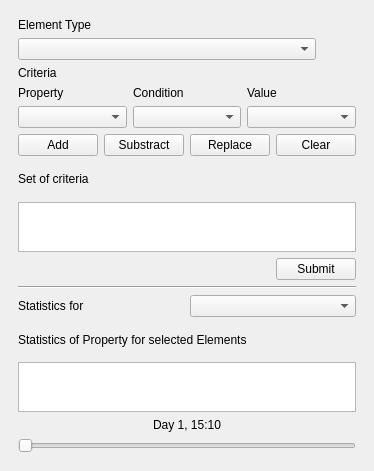
First picture: the form in ui/qgisred_queriesbyattributes_dock.ui, repository qgisred/QGISRed, before the edit.
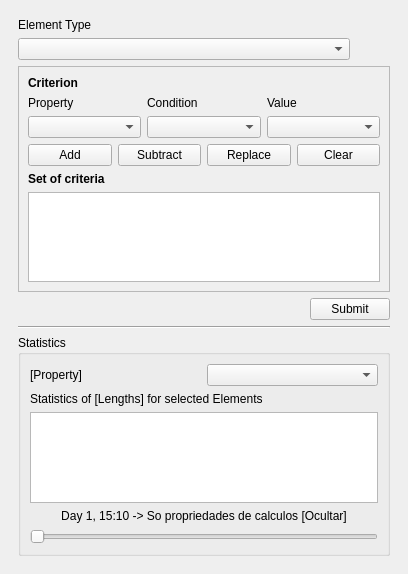
Second picture: the form after the edit. Custom widgets are drawn as their Qt base class.

What changed in the file:
```diff
--- a/ui/qgisred_queriesbyattributes_dock.ui
+++ b/ui/qgisred_queriesbyattributes_dock.ui
@@ -6,10 +6,16 @@
    <rect>
     <x>0</x>
     <y>0</y>
-    <width>374</width>
-    <height>471</height>
+    <width>408</width>
+    <height>574</height>
    </rect>
   </property>
+  <property name="sizePolicy">
+   <sizepolicy hsizetype="Fixed" vsizetype="Preferred">
+    <horstretch>0</horstretch>
+    <verstretch>0</verstretch>
+   </sizepolicy>
+  </property>
   <property name="windowTitle">
    <string>Queries by Attributes</string>
   </property>
@@ -28,8 +34,8 @@
         <rect>
          <x>0</x>
          <y>0</y>
-         <width>356</width>
-         <height>431</height>
+         <width>390</width>
+         <height>534</height>
         </rect>
        </property>
        <layout class="QVBoxLayout" name="verticalLayout">
@@ -67,9 +73,26 @@
          </layout>
         </item>
         <item>
+         <widget class="QFrame" name="frame">
+          <property name="frameShape">
+           <enum>QFrame::StyledPanel</enum>
+          </property>
+          <property name="frameShadow">
+           <enum>QFrame::Sunken</enum>
+          </property>
+          <layout class="QVBoxLayout" name="verticalLayout_4">
+           <item>
+            <layout class="QVBoxLayout" name="verticalLayout_6">
+             <item>
          <widget class="QLabel" name="label_8">
+               <property name="font">
+                <font>
+                 <weight>75</weight>
+                 <bold>true</bold>
+                </font>
+               </property>
           <property name="text">
-           <string>Criteria</string>
+                <string>Criterion</string>
           </property>
           <property name="buddy">
            <cstring>cbProperty</cstring>
@@ -117,7 +140,7 @@
          </layout>
         </item>
         <item>
-         <layout class="QHBoxLayout" name="horizontalLayout_4">
+              <layout class="QHBoxLayout" name="horizontalLayout_5">
           <item>
            <widget class="QPushButton" name="btAdd">
             <property name="text">
@@ -126,9 +149,9 @@
            </widget>
           </item>
           <item>
-           <widget class="QPushButton" name="btSubstract">
+                <widget class="QPushButton" name="btSubtract">
             <property name="text">
-             <string>Substract</string>
+                  <string>Subtract</string>
             </property>
            </widget>
           </item>
@@ -149,25 +172,29 @@
          </layout>
         </item>
         <item>
-         <layout class="QVBoxLayout" name="verticalLayout_2">
-          <item>
            <widget class="QLabel" name="mCrsLabel_2">
+               <property name="font">
+                <font>
+                 <weight>75</weight>
+                 <bold>true</bold>
+                </font>
+               </property>
             <property name="text">
              <string>Set of criteria</string>
             </property>
            </widget>
           </item>
           <item>
-           <widget class="QGraphicsView" name="graphicsViewCriteria">
-            <property name="maximumSize">
-             <size>
-              <width>16777215</width>
-              <height>50</height>
-             </size>
+              <widget class="QTableWidget" name="tableWidgetCriteria">
+               <property name="gridStyle">
+                <enum>Qt::NoPen</enum>
             </property>
            </widget>
           </item>
          </layout>
+           </item>
+          </layout>
+         </widget>
         </item>
         <item>
          <layout class="QHBoxLayout" name="horizontalLayout">
@@ -201,11 +228,22 @@
          </widget>
         </item>
         <item>
-         <layout class="QHBoxLayout" name="horizontalLayout_5">
+         <widget class="QgsCollapsibleGroupBox" name="mGroupBox">
+          <property name="title">
+           <string>Statistics</string>
+          </property>
+          <property name="checkable">
+           <bool>false</bool>
+          </property>
+          <layout class="QHBoxLayout" name="horizontalLayout_2">
           <item>
-           <widget class="QLabel" name="label_6">
+            <layout class="QVBoxLayout" name="verticalLayout_2">
+             <item>
+              <layout class="QHBoxLayout" name="horizontalLayout_7">
+               <item>
+                <widget class="QLabel" name="labelStatisticsProperty">
             <property name="text">
-             <string>Statistics for</string>
+                  <string>[Property]</string>
             </property>
            </widget>
           </item>
@@ -214,39 +252,24 @@
           </item>
          </layout>
         </item>
-        <item>
-         <layout class="QVBoxLayout" name="verticalLayout_3">
-          <item>
-           <widget class="QLabel" name="label_9">
-            <property name="text">
-             <string>Statistics of Property for selected Elements</string>
-            </property>
-           </widget>
-          </item>
-          <item>
-           <widget class="QGraphicsView" name="graphicsViewProperty">
-            <property name="sizePolicy">
-             <sizepolicy hsizetype="MinimumExpanding" vsizetype="Expanding">
-              <horstretch>0</horstretch>
-              <verstretch>0</verstretch>
-             </sizepolicy>
-            </property>
-            <property name="maximumSize">
-             <size>
-              <width>16777215</width>
-              <height>50</height>
-             </size>
-            </property>
-           </widget>
-          </item>
-         </layout>
-        </item>
         <item>
          <layout class="QVBoxLayout" name="verticalLayout_5">
           <item>
+                <widget class="QLabel" name="labelStatisticsPropertyFor">
+                 <property name="text">
+                  <string>Statistics of [Lengths] for selected Elements</string>
+                 </property>
+                </widget>
+               </item>
+               <item>
+                <widget class="QTableWidget" name="tableWidgetStatistics"/>
+               </item>
+               <item>
+                <layout class="QVBoxLayout" name="verticalLayout_7">
+                 <item>
            <widget class="QLabel" name="labelSlider">
             <property name="text">
-             <string>Day 1, 15:10</string>
+                    <string>Day 1, 15:10 -&gt; So propriedades de calculos [Ocultar]</string>
             </property>
             <property name="alignment">
              <set>Qt::AlignCenter</set>
@@ -263,6 +286,26 @@
          </layout>
         </item>
        </layout>
+             </item>
+            </layout>
+           </item>
+          </layout>
+         </widget>
+        </item>
+        <item>
+         <spacer name="verticalSpacer">
+          <property name="orientation">
+           <enum>Qt::Vertical</enum>
+          </property>
+          <property name="sizeHint" stdset="0">
+           <size>
+            <width>20</width>
+            <height>5</height>
+           </size>
+          </property>
+         </spacer>
+        </item>
+       </layout>
       </widget>
      </widget>
     </item>
@@ -270,6 +313,12 @@
   </widget>
  </widget>
  <customwidgets>
+  <customwidget>
+   <class>QgsCollapsibleGroupBox</class>
+   <extends>QGroupBox</extends>
+   <header>qgis.gui</header>
+   <container>1</container>
+  </customwidget>
   <customwidget>
    <class>QgsScrollArea</class>
    <extends>QScrollArea</extends>
```
Left out of the diff: 24 changed lines with no effect on the pictures. Lines whose indentation alone changed are shown as unchanged.
